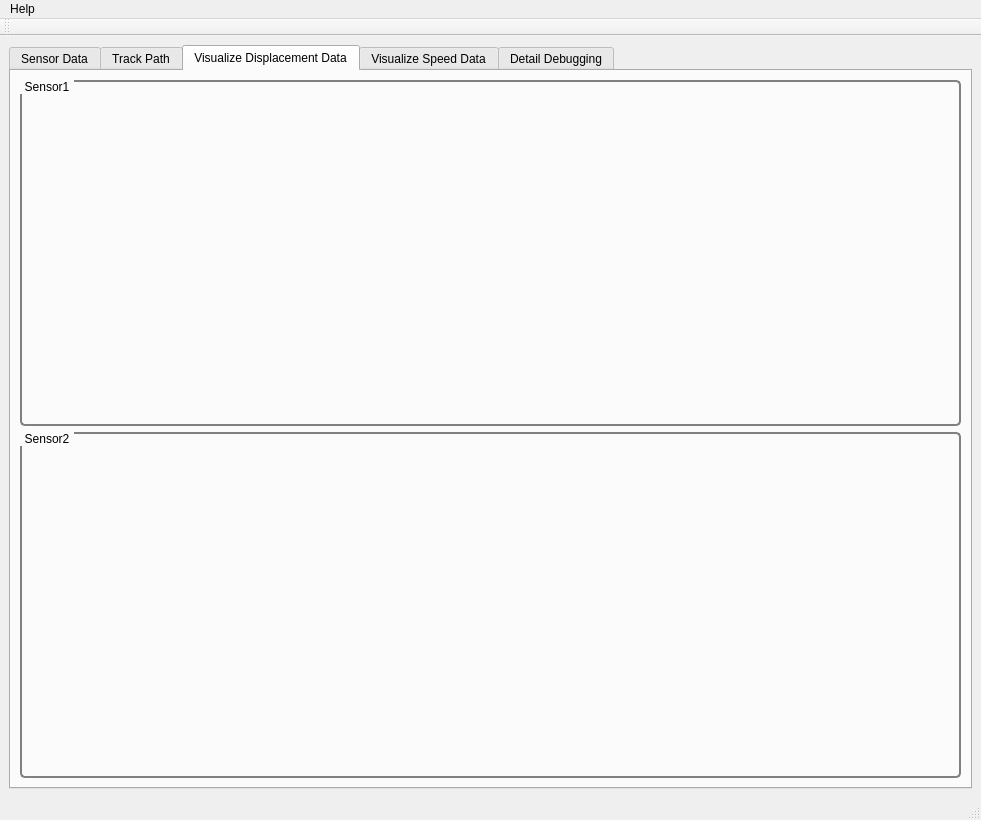
The window that src/mouse_monitor_pc/ui/mousemonitor_window.ui (Smart-Minotaur/nxt_minotaur) describes before a commit, drawn with Qt 5.
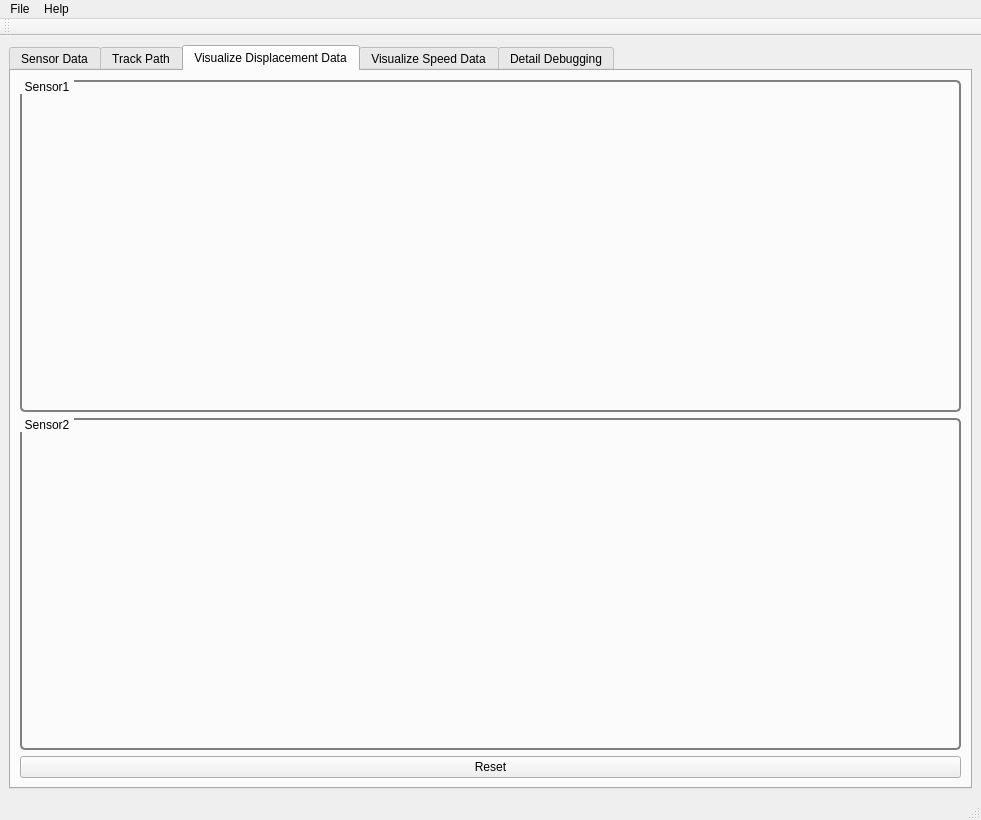
The same window after the commit. The open tabs and pages were chosen to show the change. Icons and pictures are not drawn.

Patch:
```diff
--- a/src/mouse_monitor_pc/ui/mousemonitor_window.ui
+++ b/src/mouse_monitor_pc/ui/mousemonitor_window.ui
@@ -592,6 +592,9 @@
         </item>
         <item>
          <widget class="QGroupBox" name="dispBox2">
+          <property name="layoutDirection">
+           <enum>Qt::LeftToRight</enum>
+          </property>
           <property name="styleSheet">
            <string notr="true">QGroupBox {
      border: 2px solid gray;
@@ -611,6 +614,13 @@
           <layout class="QHBoxLayout" name="horizontalLayout_7"/>
          </widget>
         </item>
+        <item>
+         <widget class="QPushButton" name="resetGraphsDispBtn">
+          <property name="text">
+           <string>Reset</string>
+          </property>
+         </widget>
+        </item>
        </layout>
       </widget>
       <widget class="QWidget" name="VisualizeDataSpeedTab">
@@ -822,7 +832,7 @@
      <x>0</x>
      <y>0</y>
      <width>981</width>
-     <height>25</height>
+     <height>23</height>
     </rect>
    </property>
    <widget class="QMenu" name="menuHelp">
@@ -831,6 +841,13 @@
     </property>
     <addaction name="actionAbout"/>
    </widget>
+   <widget class="QMenu" name="menuFile">
+    <property name="title">
+     <string>File</string>
+    </property>
+    <addaction name="actionExit"/>
+   </widget>
+   <addaction name="menuFile"/>
    <addaction name="menuHelp"/>
   </widget>
   <action name="actionSetResolution">
```
Left out of the diff: 24 changed lines with no effect on the pictures.
